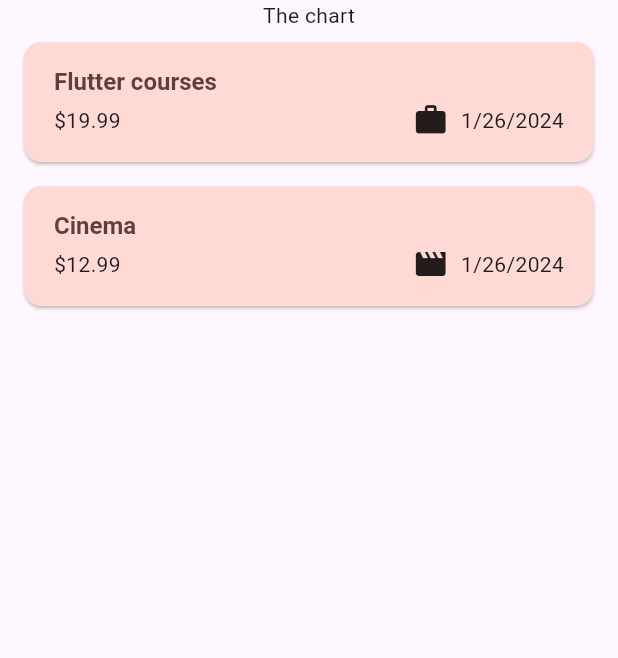
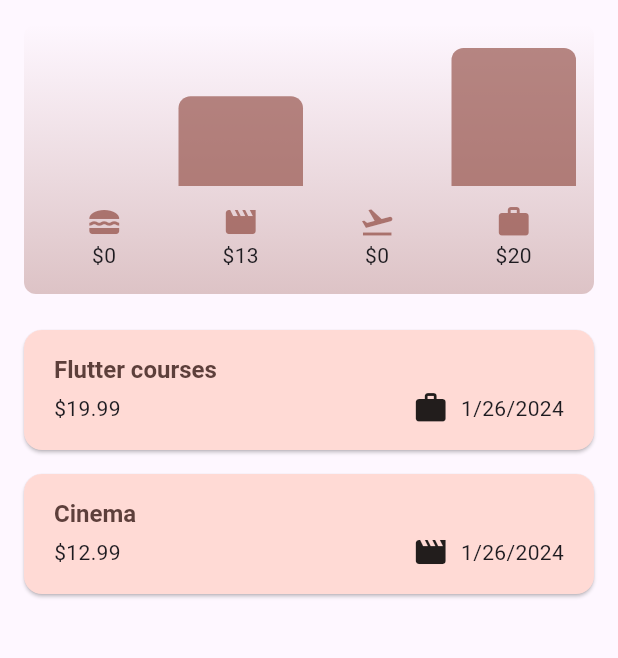
Before and after one commit to HugoLaurent/flutter-exo-3, a Flutter app: the screen it shows after launch, on a phone screen of 412 x 824 dp, the part 84-742 px from its top. Run offline on Flutter 3.47's test engine with Material 3 defaults, Android fonts, the phone set to English and light mode, and no system bars.

Commit message:
Add expense removal functionality and display chart

```diff
--- /dev/null
+++ b/lib/widgets/chart/chart.dart
@@ -0,0 +1,112 @@
+import 'package:flutter/material.dart';
+
+import 'package:expense_tracker/widgets/chart/chart_bar.dart';
+import 'package:expense_tracker/models/expense.dart';
+
+class Chart extends StatelessWidget {
+  const Chart({super.key, required this.expenses});
+
+  final List<Expense> expenses;
+
+  List<ExpenseBucket> get buckets {
+    return [
+      ExpenseBucket.forCategory(expenses, Category.food),
+      ExpenseBucket.forCategory(expenses, Category.leisure),
+      ExpenseBucket.forCategory(expenses, Category.travel),
+      ExpenseBucket.forCategory(expenses, Category.work),
+    ];
+  }
+
+  double get maxTotalExpense {
+    double maxTotalExpense = 0;
+
+    for (final bucket in buckets) {
+      if (bucket.totalExpenses > maxTotalExpense) {
+        maxTotalExpense = bucket.totalExpenses;
+      }
+    }
+
+    return maxTotalExpense;
+  }
+
+  @override
+  Widget build(BuildContext context) {
+    final isDarkMode =
+        MediaQuery.of(context).platformBrightness == Brightness.dark;
+    return Container(
+      margin: const EdgeInsets.all(16),
+      padding: const EdgeInsets.symmetric(
+        vertical: 16,
+        horizontal: 8,
+      ),
+      width: double.infinity,
+      height: 180,
+      decoration: BoxDecoration(
+        borderRadius: BorderRadius.circular(8),
+        gradient: LinearGradient(
+          colors: [
+            Theme.of(context).colorScheme.primary.withOpacity(0.3),
+            Theme.of(context).colorScheme.primary.withOpacity(0.0)
+          ],
+          begin: Alignment.bottomCenter,
+          end: Alignment.topCenter,
+        ),
+      ),
+      child: Column(
+        children: [
+          Expanded(
+            child: Row(
+              crossAxisAlignment: CrossAxisAlignment.end,
+              children: [
+                for (final bucket in buckets) // alternative to map()
+                  ChartBar(
+                    fill: bucket.totalExpenses == 0
+                        ? 0
+                        : bucket.totalExpenses / maxTotalExpense,
+                  )
+              ],
+            ),
+          ),
+          const SizedBox(height: 12),
+          Row(
+            children: buckets
+                .map(
+                  (bucket) => Expanded(
+                    child: Padding(
+                      padding: const EdgeInsets.symmetric(horizontal: 4),
+                      child: Icon(
+                        categoryIcons[bucket.category],
+                        color: isDarkMode
+                            ? Theme.of(context).colorScheme.secondary
+                            : Theme.of(context)
+                                .colorScheme
+                                .primary
+                                .withOpacity(0.7),
+                      ),
+                    ),
+                  ),
+                )
+                .toList(),
+          ),
+          Row(
+            children: buckets
+                .map(
+                  (bucket) => Expanded(
+                    child: Padding(
+                      padding: const EdgeInsets.symmetric(
+                        horizontal: 4,
+                      ),
+                      child: Text(
+                        '\$${bucket.totalExpenses.toStringAsFixed(0)}',
+                        textAlign: TextAlign.center,
+                      ),
+                    ),
+                  ),
+                )
+                .toList(),
+          )
+        ],
+      ),
+    );
+  }
+}
--- /dev/null
+++ b/lib/widgets/chart/chart_bar.dart
@@ -0,0 +1,34 @@
+import 'package:flutter/material.dart';
+
+class ChartBar extends StatelessWidget {
+  const ChartBar({
+    super.key,
+    required this.fill,
+  });
+
+  final double fill;
+
+  @override
+  Widget build(BuildContext context) {
+    final isDarkMode =
+        MediaQuery.of(context).platformBrightness == Brightness.dark;
+    return Expanded(
+      child: Padding(
+        padding: const EdgeInsets.symmetric(horizontal: 4),
+        child: FractionallySizedBox(
+          heightFactor: fill,
+          child: DecoratedBox(
+            decoration: BoxDecoration(
+              shape: BoxShape.rectangle,
+              borderRadius:
+                  const BorderRadius.vertical(top: Radius.circular(8)),
+              color: isDarkMode
+                  ? Theme.of(context).colorScheme.secondary
+                  : Theme.of(context).colorScheme.primary.withOpacity(0.65),
+            ),
+          ),
+        ),
+      ),
+    );
+  }
+}
--- a/lib/widgets/expense_list/expense_list.dart
+++ b/lib/widgets/expense_list/expense_list.dart
@@ -21,10 +21,21 @@ class ExpensesList extends StatelessWidget {
       itemBuilder: (ctx, index) => Dismissible(
         key: ValueKey(expenses[index]),
         background: Container(
-            color: Theme.of(context).colorScheme.error.withOpacity(.7),
-            margin: EdgeInsets.symmetric(
-              horizontal: Theme.of(context).cardTheme.margin!.horizontal,
-            )),
+          color: Theme.of(context).colorScheme.error.withOpacity(.7),
+          margin: EdgeInsets.symmetric(
+            horizontal: Theme.of(context).cardTheme.margin!.horizontal,
+          ),
+          child: Align(
+            alignment: Alignment.centerRight,
+            child: Padding(
+              padding: const EdgeInsets.all(8.0),
+              child: Text(
+                'Removing the expense',
+                style: Theme.of(context).textTheme.titleLarge,
+              ),
+            ),
+          ),
+        ),
         onDismissed: (direction) {
           onRemoveExpense(expenses[index]);
         },
--- a/lib/widgets/expenses.dart
+++ b/lib/widgets/expenses.dart
@@ -1,3 +1,4 @@
+import 'package:expense_tracker/widgets/chart/chart.dart';
 import 'package:expense_tracker/widgets/new_expense.dart';
 import 'package:flutter/material.dart';
 
@@ -92,7 +93,7 @@ class _ExpensesState extends State<Expenses> {
       ),
       body: Column(
         children: [
-          const Text('The chart'),
+          Chart(expenses: _registeredExpenses),
           Expanded(
             child: mainContent,
           )
```
